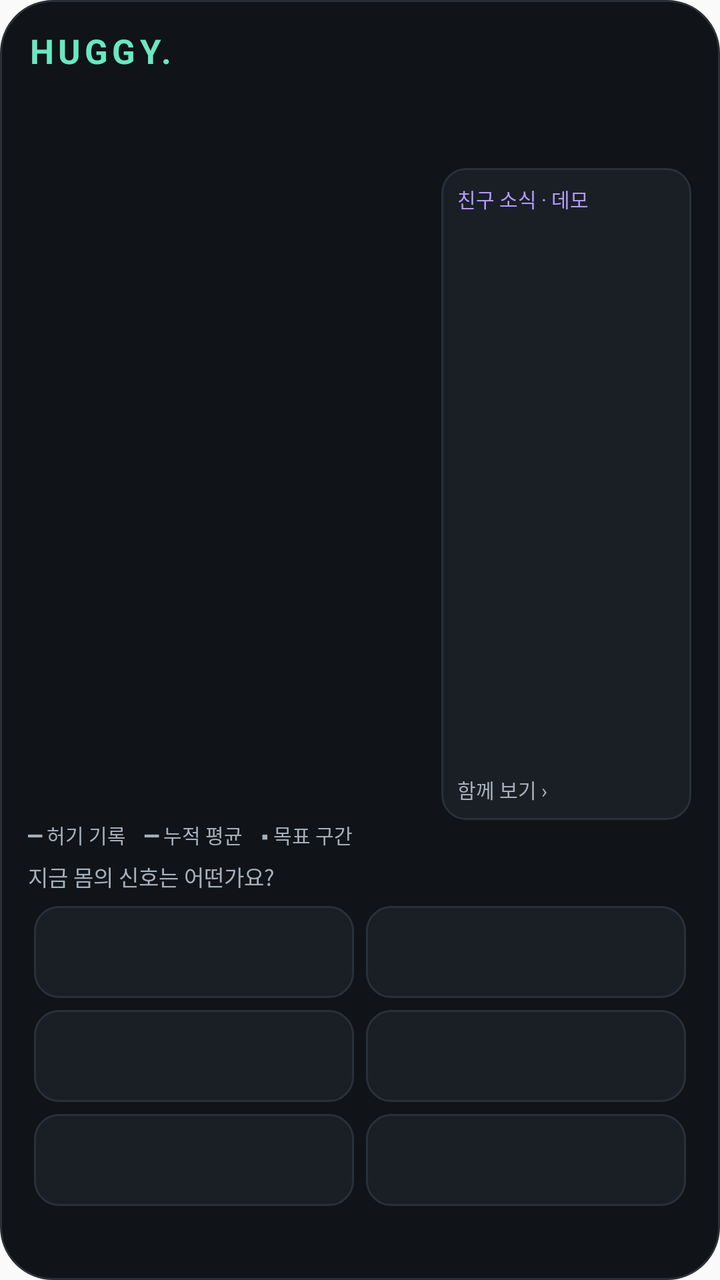
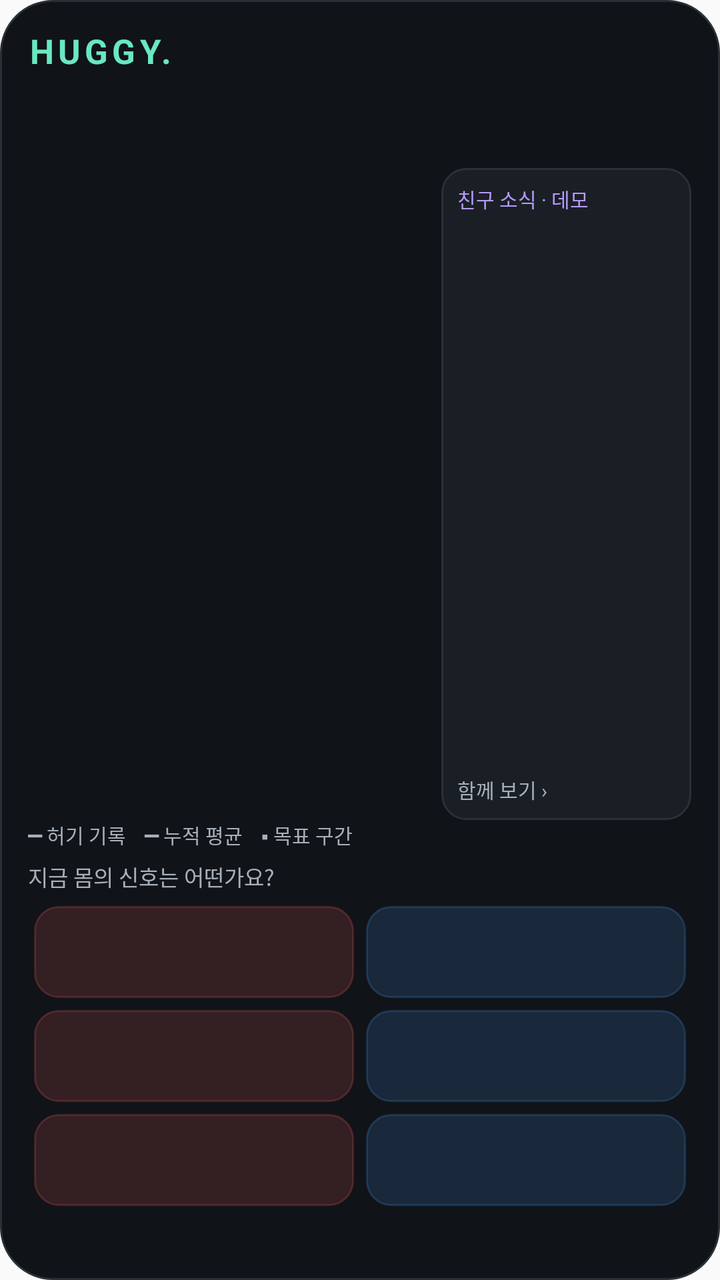

Screens rendered from an Android XML layout before and after an edit, with the pre-edit source and the edit as a unified diff.
<!-- AndroidManifest.xml: application theme android:Theme.Material.Light.NoActionBar -->
<!-- res/layout/widget.xml -->
<FrameLayout xmlns:android="http://schemas.android.com/apk/res/android" android:layout_width="match_parent" android:layout_height="match_parent" android:background="@drawable/widget_background">
<LinearLayout android:layout_width="match_parent" android:layout_height="match_parent" android:padding="14dp" android:orientation="vertical">
<TextView android:id="@+id/brand" android:layout_width="match_parent" android:layout_height="26dp" android:text="HUGGY." android:textStyle="bold" android:letterSpacing="0.12" android:textSize="17sp" android:textColor="#69E8C0"/>
<LinearLayout android:layout_width="match_parent" android:layout_height="44dp">
<TextView android:id="@+id/current" android:layout_width="0dp" android:layout_weight="1.1" android:layout_height="match_parent" android:textColor="#F0F3F5" android:textSize="13sp" android:gravity="center_vertical"/>
<TextView android:id="@+id/mean" android:layout_width="0dp" android:layout_weight="0.8" android:layout_height="match_parent" android:textColor="#B59AFF" android:textSize="12sp" android:gravity="center"/>
<TextView android:id="@+id/score" android:layout_width="0dp" android:layout_weight="1" android:layout_height="match_parent" android:textColor="#F0F3F5" android:textSize="12sp" android:gravity="center_vertical|right"/>
</LinearLayout>
<LinearLayout android:layout_width="match_parent" android:layout_height="0dp" android:layout_weight="1" android:orientation="horizontal">
<ImageView android:id="@+id/plot" android:layout_width="0dp" android:layout_weight="1.65" android:layout_height="match_parent" android:scaleType="fitXY" android:contentDescription="오늘의 허기 기록과 시간 누적 평균 그래프"/>
<LinearLayout android:id="@+id/friendPanel" android:layout_width="0dp" android:layout_weight="1" android:layout_height="match_parent" android:orientation="vertical" android:background="@drawable/widget_button" android:padding="8dp">
<TextView android:layout_width="match_parent" android:layout_height="wrap_content" android:text="친구 소식 · 데모" android:textSize="10sp" android:textColor="#B59AFF"/>
<TextView android:id="@+id/friendMessage" android:layout_width="match_parent" android:layout_height="0dp" android:layout_weight="1" android:gravity="center_vertical" android:textSize="12sp" android:textColor="#E2E7EC" android:maxLines="5"/>
<TextView android:layout_width="match_parent" android:layout_height="wrap_content" android:text="함께 보기 ›" android:textSize="10sp" android:textColor="#A6B0BB"/>
</LinearLayout>
</LinearLayout>
<TextView android:layout_width="match_parent" android:layout_height="20dp" android:text="━ 허기 기록    ━ 누적 평균    ▪ 목표 구간" android:textSize="10sp" android:textColor="#A6B0BB" android:id="@+id/legend"/>
<TextView android:layout_width="match_parent" android:layout_height="20dp" android:text="지금 몸의 신호는 어떤가요?" android:textSize="11sp" android:textColor="#A6B0BB"/>
<LinearLayout android:layout_width="match_parent" android:layout_height="52dp" android:orientation="horizontal"><TextView android:id="@+id/b0" android:layout_width="0dp" android:layout_weight="1" android:layout_height="match_parent" android:layout_margin="3dp" android:padding="8dp" android:gravity="center_vertical" android:textSize="12sp" android:textColor="#E2E7EC" android:background="@drawable/widget_button" android:maxLines="2"/><TextView android:id="@+id/b3" android:layout_width="0dp" android:layout_weight="1" android:layout_height="match_parent" android:layout_margin="3dp" android:padding="8dp" android:gravity="center_vertical" android:textSize="12sp" android:textColor="#E2E7EC" android:background="@drawable/widget_button" android:maxLines="2"/></LinearLayout><LinearLayout android:layout_width="match_parent" android:layout_height="52dp" android:orientation="horizontal"><TextView android:id="@+id/b1" android:layout_width="0dp" android:layout_weight="1" android:layout_height="match_parent" android:layout_margin="3dp" android:padding="8dp" android:gravity="center_vertical" android:textSize="12sp" android:textColor="#E2E7EC" android:background="@drawable/widget_button" android:maxLines="2"/><TextView android:id="@+id/b4" android:layout_width="0dp" android:layout_weight="1" android:layout_height="match_parent" android:layout_margin="3dp" android:padding="8dp" android:gravity="center_vertical" android:textSize="12sp" android:textColor="#E2E7EC" android:background="@drawable/widget_button" android:maxLines="2"/></LinearLayout><LinearLayout android:layout_width="match_parent" android:layout_height="52dp" android:orientation="horizontal"><TextView android:id="@+id/b2" android:layout_width="0dp" android:layout_weight="1" android:layout_height="match_parent" android:layout_margin="3dp" android:padding="8dp" android:gravity="center_vertical" android:textSize="12sp" android:textColor="#E2E7EC" android:background="@drawable/widget_button" android:maxLines="2"/><TextView android:id="@+id/b5" android:layout_width="0dp" android:layout_weight="1" android:layout_height="match_parent" android:layout_margin="3dp" android:padding="8dp" android:gravity="center_vertical" android:textSize="12sp" android:textColor="#E2E7EC" android:background="@drawable/widget_button" android:maxLines="2"/></LinearLayout>
<TextView android:id="@+id/status" android:layout_width="match_parent" android:layout_height="20dp" android:textColor="#8E9BA5" android:textSize="10sp" android:gravity="center_vertical"/>
</LinearLayout>
<ImageView android:id="@+id/effect" android:layout_width="match_parent" android:layout_height="match_parent" android:scaleType="fitXY" android:importantForAccessibility="no"/>
</FrameLayout>
<!-- resources referenced by this layout -->
<resources>
  <!-- drawable widget_background (drawable) -->
  <shape xmlns:android="http://schemas.android.com/apk/res/android"><solid android:color="#101317"/><corners android:radius="26dp"/><stroke android:width="1dp" android:color="#2A3036"/></shape>
  <!-- drawable widget_button (drawable) -->
  <ripple xmlns:android="http://schemas.android.com/apk/res/android" android:color="#5569E8C0"><item><shape><solid android:color="#1A1F25"/><corners android:radius="12dp"/><stroke android:width="1dp" android:color="#2A3037"/></shape></item></ripple>
</resources>

<!-- the commit's change to res/layout/widget.xml (unified diff, before → after) -->
@@ -16,7 +16,7 @@
 </LinearLayout>
 <TextView android:layout_width="match_parent" android:layout_height="20dp" android:text="━ 허기 기록    ━ 누적 평균    ▪ 목표 구간" android:textSize="10sp" android:textColor="#A6B0BB" android:id="@+id/legend"/>
 <TextView android:layout_width="match_parent" android:layout_height="20dp" android:text="지금 몸의 신호는 어떤가요?" android:textSize="11sp" android:textColor="#A6B0BB"/>
-<LinearLayout android:layout_width="match_parent" android:layout_height="52dp" android:orientation="horizontal"><TextView android:id="@+id/b0" android:layout_width="0dp" android:layout_weight="1" android:layout_height="match_parent" android:layout_margin="3dp" android:padding="8dp" android:gravity="center_vertical" android:textSize="12sp" android:textColor="#E2E7EC" android:background="@drawable/widget_button" android:maxLines="2"/><TextView android:id="@+id/b3" android:layout_width="0dp" android:layout_weight="1" android:layout_height="match_parent" android:layout_margin="3dp" android:padding="8dp" android:gravity="center_vertical" android:textSize="12sp" android:textColor="#E2E7EC" android:background="@drawable/widget_button" android:maxLines="2"/></LinearLayout><LinearLayout android:layout_width="match_parent" android:layout_height="52dp" android:orientation="horizontal"><TextView android:id="@+id/b1" android:layout_width="0dp" android:layout_weight="1" android:layout_height="match_parent" android:layout_margin="3dp" android:padding="8dp" android:gravity="center_vertical" android:textSize="12sp" android:textColor="#E2E7EC" android:background="@drawable/widget_button" android:maxLines="2"/><TextView android:id="@+id/b4" android:layout_width="0dp" android:layout_weight="1" android:layout_height="match_parent" android:layout_margin="3dp" android:padding="8dp" android:gravity="center_vertical" android:textSize="12sp" android:textColor="#E2E7EC" android:background="@drawable/widget_button" android:maxLines="2"/></LinearLayout><LinearLayout android:layout_width="match_parent" android:layout_height="52dp" android:orientation="horizontal"><TextView android:id="@+id/b2" android:layout_width="0dp" android:layout_weight="1" android:layout_height="match_parent" android:layout_margin="3dp" android:padding="8dp" android:gravity="center_vertical" android:textSize="12sp" android:textColor="#E2E7EC" android:background="@drawable/widget_button" android:maxLines="2"/><TextView android:id="@+id/b5" android:layout_width="0dp" android:layout_weight="1" android:layout_height="match_parent" android:layout_margin="3dp" android:padding="8dp" android:gravity="center_vertical" android:textSize="12sp" android:textColor="#E2E7EC" android:background="@drawable/widget_button" android:maxLines="2"/></LinearLayout>
+<LinearLayout android:layout_width="match_parent" android:layout_height="52dp" android:orientation="horizontal"><TextView android:id="@+id/b0" android:layout_width="0dp" android:layout_weight="1" android:layout_height="match_parent" android:layout_margin="3dp" android:padding="8dp" android:gravity="center_vertical" android:textSize="12sp" android:textColor="#E2E7EC" android:background="@drawable/button_full" android:maxLines="2"/><TextView android:id="@+id/b3" android:layout_width="0dp" android:layout_weight="1" android:layout_height="match_parent" android:layout_margin="3dp" android:padding="8dp" android:gravity="center_vertical" android:textSize="12sp" android:textColor="#E2E7EC" android:background="@drawable/button_hungry" android:maxLines="2"/></LinearLayout><LinearLayout android:layout_width="match_parent" android:layout_height="52dp" android:orientation="horizontal"><TextView android:id="@+id/b1" android:layout_width="0dp" android:layout_weight="1" android:layout_height="match_parent" android:layout_margin="3dp" android:padding="8dp" android:gravity="center_vertical" android:textSize="12sp" android:textColor="#E2E7EC" android:background="@drawable/button_full" android:maxLines="2"/><TextView android:id="@+id/b4" android:layout_width="0dp" android:layout_weight="1" android:layout_height="match_parent" android:layout_margin="3dp" android:padding="8dp" android:gravity="center_vertical" android:textSize="12sp" android:textColor="#E2E7EC" android:background="@drawable/button_hungry" android:maxLines="2"/></LinearLayout><LinearLayout android:layout_width="match_parent" android:layout_height="52dp" android:orientation="horizontal"><TextView android:id="@+id/b2" android:layout_width="0dp" android:layout_weight="1" android:layout_height="match_parent" android:layout_margin="3dp" android:padding="8dp" android:gravity="center_vertical" android:textSize="12sp" android:textColor="#E2E7EC" android:background="@drawable/button_full" android:maxLines="2"/><TextView android:id="@+id/b5" android:layout_width="0dp" android:layout_weight="1" android:layout_height="match_parent" android:layout_margin="3dp" android:padding="8dp" android:gravity="center_vertical" android:textSize="12sp" android:textColor="#E2E7EC" android:background="@drawable/button_hungry" android:maxLines="2"/></LinearLayout>
 <TextView android:id="@+id/status" android:layout_width="match_parent" android:layout_height="20dp" android:textColor="#8E9BA5" android:textSize="10sp" android:gravity="center_vertical"/>
 </LinearLayout>
 <ImageView android:id="@+id/effect" android:layout_width="match_parent" android:layout_height="match_parent" android:scaleType="fitXY" android:importantForAccessibility="no"/>
<!-- resource entries referenced after the edit -->
@@ -1,5 +1,13 @@
 <!-- resources referenced by this layout -->
 <resources>
+  <!-- drawable button_full (drawable) -->
+  <ripple xmlns:android="http://schemas.android.com/apk/res/android" android:color="#33FF6363">
+   <item><shape><solid android:color="#26FF6363"/><corners android:radius="12dp"/><stroke android:width="1dp" android:color="#33FF6363"/></shape></item>
+  </ripple>
+  <!-- drawable button_hungry (drawable) -->
+  <ripple xmlns:android="http://schemas.android.com/apk/res/android" android:color="#334C9EFF">
+   <item><shape><solid android:color="#264C9EFF"/><corners android:radius="12dp"/><stroke android:width="1dp" android:color="#334C9EFF"/></shape></item>
+  </ripple>
   <!-- drawable widget_background (drawable) -->
   <shape xmlns:android="http://schemas.android.com/apk/res/android"><solid android:color="#101317"/><corners android:radius="26dp"/><stroke android:width="1dp" android:color="#2A3036"/></shape>
   <!-- drawable widget_button (drawable) -->
